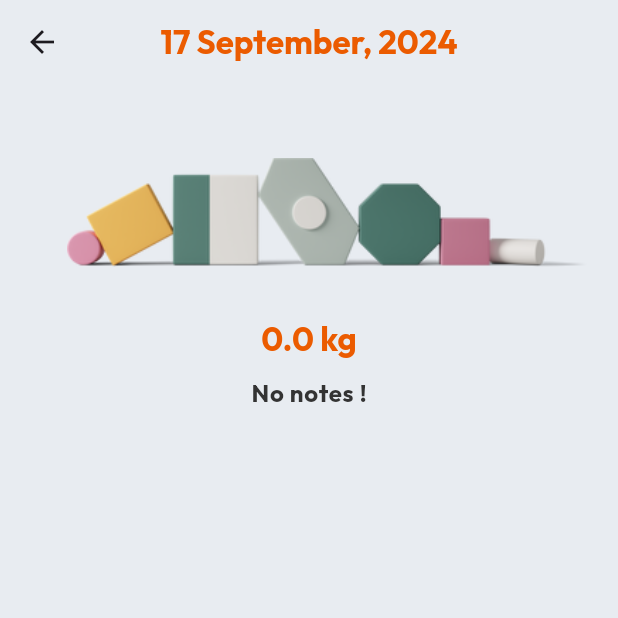
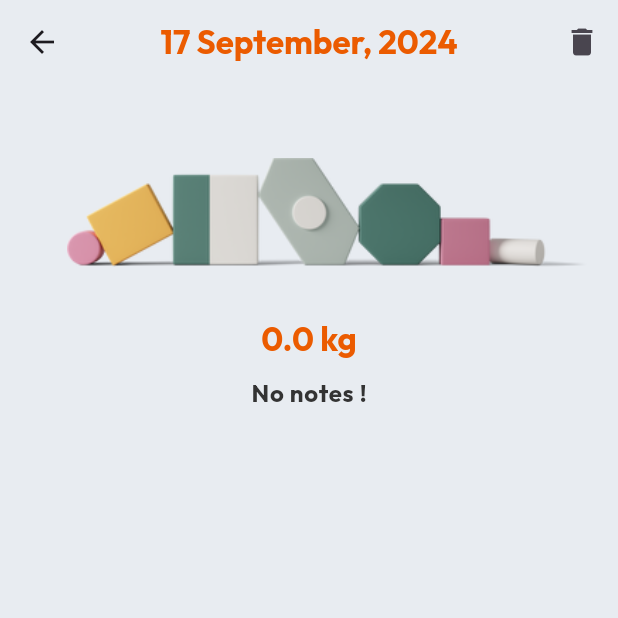
Before and after one commit to egeinann/FitBalance-KiloTakibi-App, a Flutter app: the RecordScreen screen opened directly with empty values, on a phone screen of 412 x 824 dp, the top half of it. Run offline on Flutter 3.47's test engine with Material 3 defaults, Android fonts, the phone set to English and light mode, and no system bars; our stand-ins replace auto_size_text, fl_chart, freezed_annotation, get, image_picker, ionicons and 3 more; missing offline and left inert: day_night_switcher.

Commit message:
silme işlemi artık RecordScreen içinde

```diff
--- a/lib/appCustoms/colors.dart
+++ b/lib/appCustoms/colors.dart
@@ -1,13 +1,14 @@
 import 'package:flutter/material.dart';
 
 class LightColors {
-  static const Color colorbackground = Color(0xFFE8ECF1);
+  static const Color colorBackground =
+      Color(0xFFE8ECF1); // Renk olarak geri döndü
   static const Color colorLight = Color(0xFFFFF7FC);
   static const Color colorMedium = Color(0xFFF6F5F2);
-  static const Color colorPrimary= Color(0xFFEB5B00);
-  static const Color colorText= Color.fromARGB(255, 51, 51, 51);
-  static const Color colorBottomBar= Color(0xFF7F8487);
-  static const Color colorBottomBarIcons= Color.fromARGB(255, 49, 19, 0);
+  static const Color colorPrimary = Color(0xFFEB5B00);
+  static const Color colorText = Color.fromARGB(255, 51, 51, 51);
+  static const Color colorBottomBar = Color(0xFF7F8487);
+  static const Color colorBottomBarIcons = Color.fromARGB(255, 49, 19, 0);
 }
 
 class DarkColors {
@@ -15,7 +16,7 @@ class DarkColors {
   static const Color colorDark = Color(0xFF3C3D37);
   static const Color colorMedium = Color(0xFF4F4A45);
   static const Color colorPrimary = Color(0xFFFFB200);
-  static const Color colorText= Color.fromARGB(255, 255, 245, 241);
-  static const Color colorBottomBar= Color(0xFF2D3250);
-  static const Color colorBottomBarIcons= Color.fromARGB(255, 255, 245, 223);
+  static const Color colorText = Color.fromARGB(255, 255, 245, 241);
+  static const Color colorBottomBar = Color(0xFF2D3250);
+  static const Color colorBottomBarIcons = Color.fromARGB(255, 255, 245, 223);
 }
--- a/lib/appCustoms/themes.dart
+++ b/lib/appCustoms/themes.dart
@@ -8,16 +8,16 @@ class ThemeClass {
         const CardTheme(color: LightColors.colorLight), // record card color
     canvasColor: LightColors.colorMedium, // inside the container color
     cardColor: LightColors.colorLight, // the container color
-    scaffoldBackgroundColor: LightColors.colorbackground,
+    scaffoldBackgroundColor: LightColors.colorBackground,
     appBarTheme: const AppBarTheme(
-      backgroundColor: LightColors.colorbackground, // appBar backGround color
+      backgroundColor: LightColors.colorBackground, // appBar backGround color
     ),
     elevatedButtonTheme: ElevatedButtonThemeData(
       style: ButtonStyle(
         backgroundColor: WidgetStateProperty.all(
             LightColors.colorPrimary), // elevatedButton backGround color
         foregroundColor: WidgetStateProperty.all(
-            LightColors.colorbackground), // elevatedButton foreGround color
+            LightColors.colorBackground), // elevatedButton foreGround color
         shadowColor: WidgetStateProperty.all(
             LightColors.colorPrimary), // elevatedButton shadow color
       ),
--- a/lib/view/gallery_screen.dart
+++ b/lib/view/gallery_screen/gallery_screen.dart
@@ -6,8 +6,8 @@ import 'package:intl/intl.dart';
 import 'package:ionicons/ionicons.dart';
 import 'package:kilo_takibi_uyg/extensions/padding_extensions.dart';
 import 'package:kilo_takibi_uyg/models/record.dart';
+import 'package:kilo_takibi_uyg/view/gallery_screen/photo_screen.dart';
 import 'package:kilo_takibi_uyg/view/history_screen/recordScreen.dart';
-import 'package:kilo_takibi_uyg/view/photo_screen.dart';
 
 class GalleryScreen extends StatelessWidget {
   final List<Record> records; // Fotoğrafları ve tarihleri göstermek için
--- a/lib/view/history_screen/recordScreen.dart
+++ b/lib/view/history_screen/recordScreen.dart
@@ -22,6 +22,15 @@ class RecordScreen extends StatelessWidget {
           DateFormat("d MMMM, y").format(rec.dateTime),
           style: Theme.of(context).textTheme.titleLarge,
         ),
+        actions: [
+          IconButton(
+            onPressed: () {
+              _controller.deleteRecord(rec);
+              Get.back();
+            },
+            icon: const Icon(Icons.delete),
+          ),
+        ],
       ),
       body: Center(
         child: Padding(
@@ -290,7 +299,7 @@ class RecordScreen extends StatelessWidget {
       const Duration(milliseconds: 400),
       () {
         Get.focusScope?.unfocus();
-        Navigator.pop(context);
+        Get.back();
       },
     );
 
--- a/lib/widgets/navigation_bar.dart
+++ b/lib/widgets/navigation_bar.dart
@@ -3,7 +3,7 @@ import 'package:get/get.dart';
 import 'package:ionicons/ionicons.dart';
 import 'package:kilo_takibi_uyg/controller/controller.dart';
 import 'package:kilo_takibi_uyg/view/add_screen.dart';
-import 'package:kilo_takibi_uyg/view/gallery_screen.dart';
+import 'package:kilo_takibi_uyg/view/gallery_screen/gallery_screen.dart';
 import 'package:kilo_takibi_uyg/view/graph_view_screen.dart';
 import 'package:kilo_takibi_uyg/view/history_screen/history_screen.dart';
 import 'package:kilo_takibi_uyg/view/profile_screen/profile_screen.dart';
--- a/lib/widgets/record_list_tile.dart
+++ b/lib/widgets/record_list_tile.dart
@@ -90,11 +90,6 @@ class RecordListTile extends StatelessWidget {
     return Row(
       mainAxisSize: MainAxisSize.min,
       children: [
-        IconButton(
-            onPressed: () {
-              _deleteShowDialog(context);
-            },
-            icon: Icon(Icons.delete)),
         Hero(
           tag:
               "${rec.weight}_${rec.dateTime.toIso8601String()}_weight", // Tarih ve kilo kombinasyonu
```
Also changed, not shown: lib/view/history_screen/history_screen.dart (+12 -12 lines), lib/view/home_screen.dart (+17 -2 lines), lib/view/profile_screen/changeName_screen.dart (+14 -9 lines), lib/widgets/elevated_button.dart (+0 -23 lines), lib/widgets/line_graph.dart (+11 -3 lines), lib/view/gallery_screen/photo_screen.dart (renamed from lib/view/photo_screen.dart).
